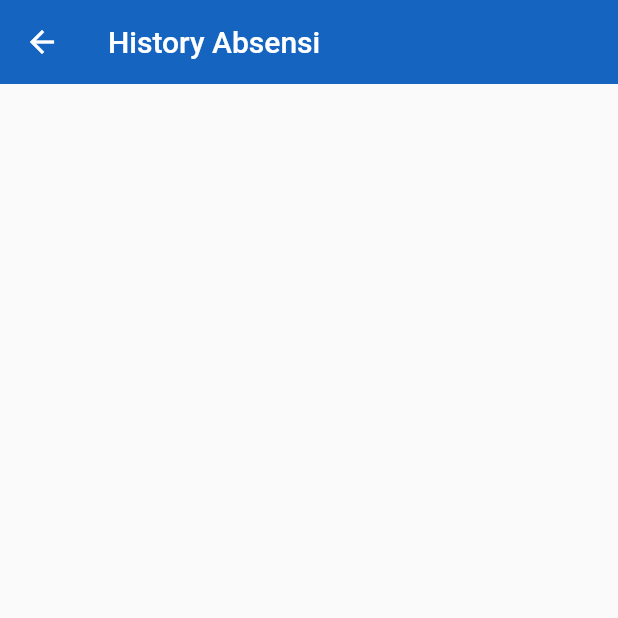
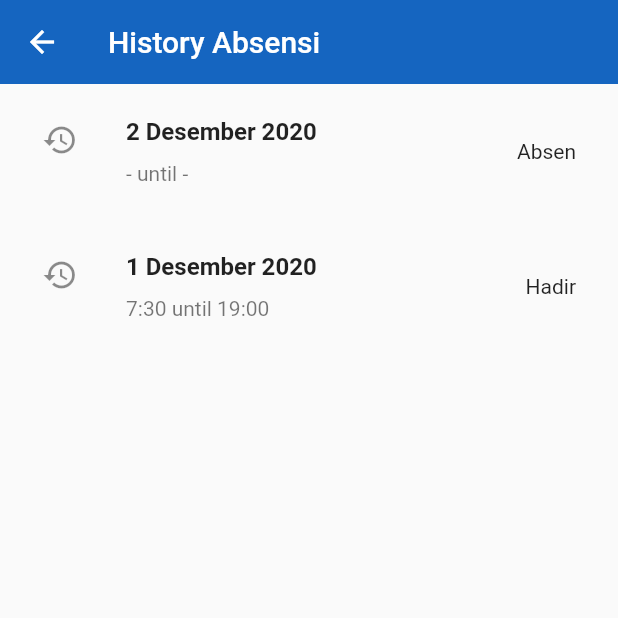
Before and after one commit to KevinJonathan117/Flutter-CheckClock, a Flutter app: the History screen opened directly, on a phone screen of 412 x 824 dp, the top half of it. Run offline on Flutter 3.47's test engine with Material 2 defaults, Android fonts, the phone set to English and light mode, and no system bars; our stand-ins replace qr_flutter, table_calendar.

Commit message:
Added history content

```diff
--- /dev/null
+++ b/lib/models/attendance_history.dart
@@ -0,0 +1,8 @@
+class AttendanceHistory {
+  String tanggal;
+  String status;
+  String masuk;
+  String keluar;
+
+  AttendanceHistory({this.tanggal, this.status, this.masuk, this.keluar});
+}
--- a/lib/screens/menu/history.dart
+++ b/lib/screens/menu/history.dart
@@ -1,6 +1,17 @@
 import 'package:flutter/material.dart';
+import 'package:check_clock/models/attendance_history.dart';
 
 class History extends StatelessWidget {
+  List<AttendanceHistory> attendanceHistory = [
+    AttendanceHistory(
+        tanggal: "2 Desember 2020", status: "Absen", masuk: "-", keluar: "-"),
+    AttendanceHistory(
+        tanggal: "1 Desember 2020",
+        status: "Hadir",
+        masuk: "7:30",
+        keluar: "19:00"),
+  ];
+
   @override
   Widget build(BuildContext context) {
     return Scaffold(
@@ -9,6 +20,32 @@ class History extends StatelessWidget {
         backgroundColor: Colors.blue[800],
         elevation: 0,
       ),
+      body: Container(
+        child: ListView.builder(
+            itemCount: attendanceHistory.length,
+            itemBuilder: (context, index) {
+              return Padding(
+                padding:
+                    const EdgeInsets.symmetric(vertical: 1.0, horizontal: 4.0),
+                child: Padding(
+                  padding: const EdgeInsets.all(8.0),
+                  child: ListTile(
+                    title: Padding(
+                      padding: const EdgeInsets.fromLTRB(0, 0, 0, 10),
+                      child: Text(
+                        attendanceHistory[index].tanggal,
+                        style: TextStyle(fontWeight: FontWeight.bold),
+                      ),
+                    ),
+                    subtitle: Text(
+                        "${attendanceHistory[index].masuk} until ${attendanceHistory[index].keluar}"),
+                    leading: Icon(Icons.history),
+                    trailing: Text(attendanceHistory[index].status,),
+                  ),
+                ),
+              );
+            }),
+      ),
     );
   }
 }
```
